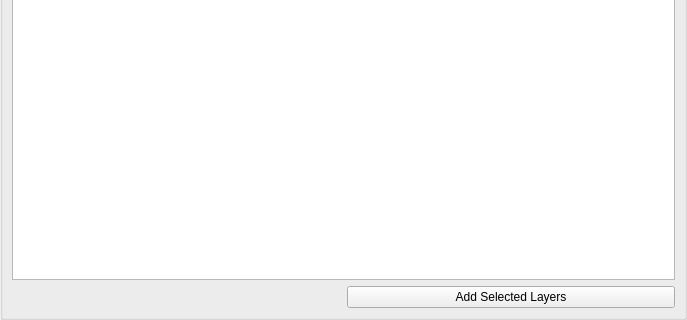
Before: the Qt Designer form qquake/ui/ogc_service_widget.ui in INGV/qquake, drawn with Qt 5; both pictures show x 0 to 687 and y 293 to 613 of the 687 by 613 pixel window.
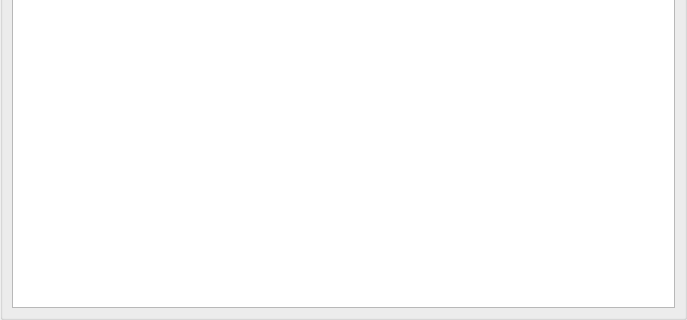
After: the same form once the commit is applied.

Commit message: Remove Add Selected Layers button for OGC services

Patch:
```diff
--- a/qquake/ui/ogc_service_widget.ui
+++ b/qquake/ui/ogc_service_widget.ui
@@ -35,13 +35,6 @@
       <item row="0" column="0" colspan="2">
        <widget class="QTreeView" name="layers_tree_view"/>
       </item>
-      <item row="1" column="1">
-       <widget class="QPushButton" name="add_layers_button">
-        <property name="text">
-         <string>Add Selected Layers</string>
-        </property>
-       </widget>
-      </item>
      </layout>
     </widget>
    </item>
```
The commit also changes 1 other file.
